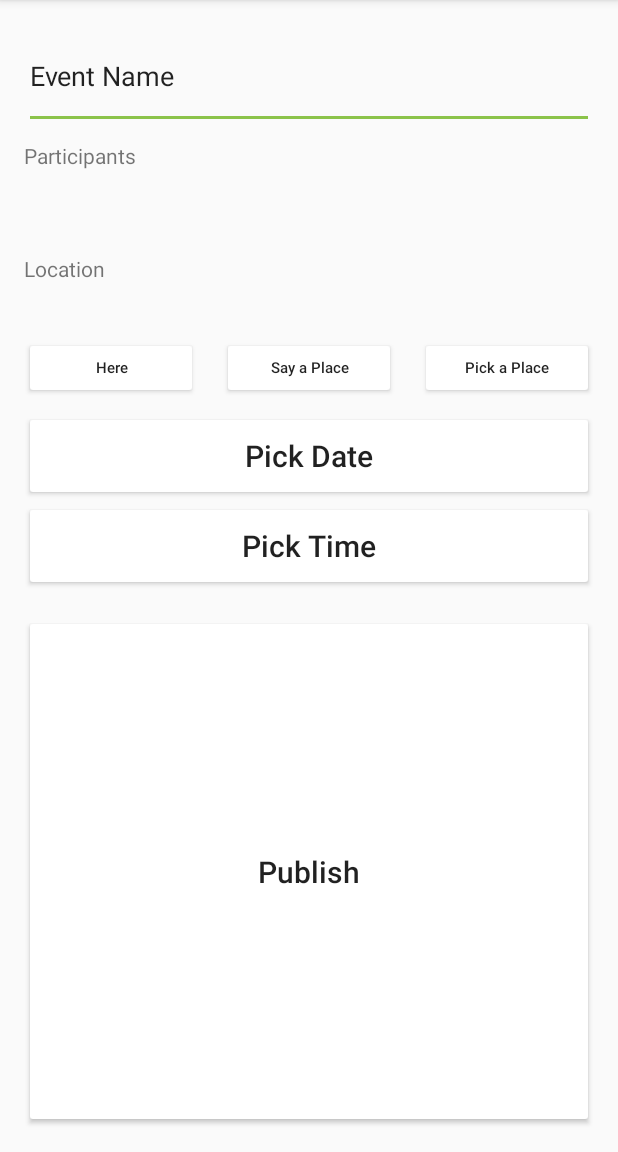
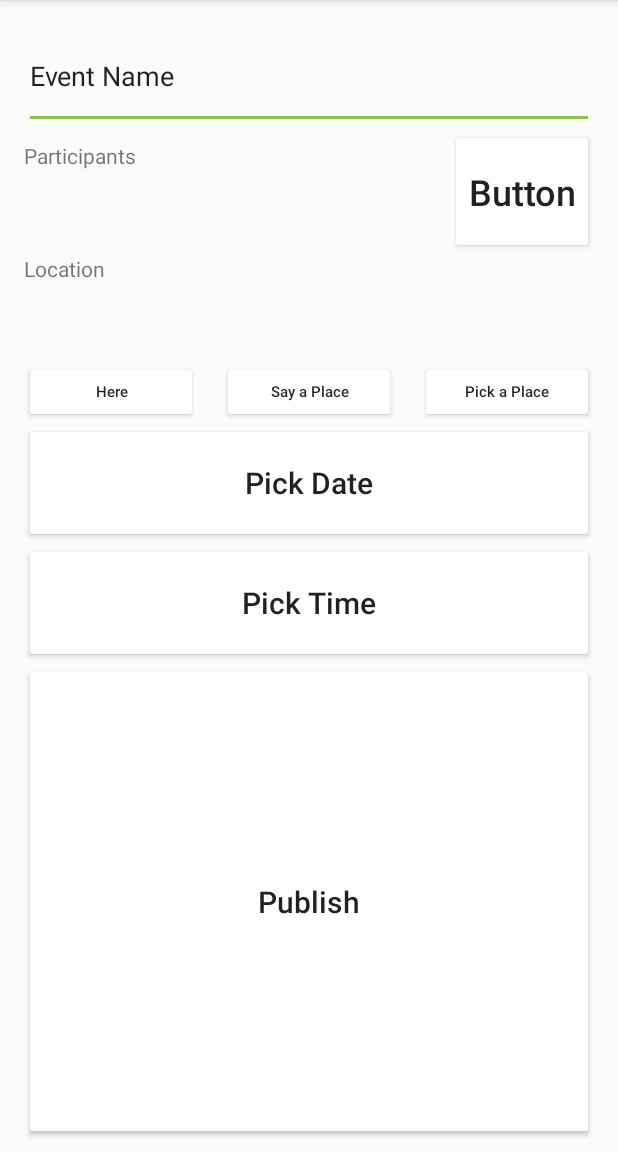
Before and after one commit to COMP30022-18/NaviBee, an Android app: the EventEditActivity screen opened directly, with no data from a screen before it, on a phone screen of 412 x 824 dp, the part 84-1236 px from its top. Run offline under Robolectric (Android 15) with nearby library versions, the phone set to English and light mode, and no system bars; our stand-ins replace Firebase (no records; nobody signed in at launch, a user with empty details on screens opened directly).

Commit message:
fix multiple same activities and change event edit process

```diff
--- a/Android/app/src/main/java/au/edu/unimelb/eng/navibee/EventActivity.java
+++ b/Android/app/src/main/java/au/edu/unimelb/eng/navibee/EventActivity.java
@@ -237,7 +237,7 @@ public class EventActivity extends AppCompatActivity {
     }
 
     public void selectFriends(View view) {
-        startActivity(new Intent(this, EventSelectFriendsActivity.class));
+        startActivity(new Intent(this, EventEditActivity.class));
     }
 
 }
--- a/Android/app/src/main/java/au/edu/unimelb/eng/navibee/EventDetailActivity.java
+++ b/Android/app/src/main/java/au/edu/unimelb/eng/navibee/EventDetailActivity.java
@@ -130,7 +130,7 @@ public class EventDetailActivity extends AppCompatActivity {
                     public void onComplete(@NonNull Task<Void> task) {
                         if (task.isSuccessful()) {
                             // Task completed successfully
-                            startActivity(new Intent(EventDetailActivity.this, EventActivity.class));
+                            finish();
                         } else {
                             // Task failed with an exception
                         }
@@ -155,7 +155,7 @@ public class EventDetailActivity extends AppCompatActivity {
                     public void onComplete(@NonNull Task<Void> task) {
                         if (task.isSuccessful()) {
                             // Task completed successfully
-                            startActivity(new Intent(EventDetailActivity.this, EventActivity.class));
+                            finish();
                         } else {
                             // Task failed with an exception
                         }
@@ -182,7 +182,7 @@ public class EventDetailActivity extends AppCompatActivity {
                     public void onComplete(@NonNull Task<Void> task) {
                         if (task.isSuccessful()) {
                             // Task completed successfully
-                            startActivity(new Intent(EventDetailActivity.this, EventActivity.class));
+                            finish();
                         } else {
                             // Task failed with an exception
                         }
--- a/Android/app/src/main/java/au/edu/unimelb/eng/navibee/EventSelectFriendsActivity.java
+++ b/Android/app/src/main/java/au/edu/unimelb/eng/navibee/EventSelectFriendsActivity.java
@@ -76,7 +76,7 @@ public class EventSelectFriendsActivity extends AppCompatActivity {
         // start next step
         Intent intent = new Intent(this, EventEditActivity.class);
         intent.putStringArrayListExtra("selectedUid", selectedUidList);
-        intent.putStringArrayListExtra("selectedName", friendNameList);
-        startActivity(intent);
+        setResult(RESULT_OK, intent);
+        finish();
     }
 }
--- a/Android/app/src/main/res/layout/event_edit.xml
+++ b/Android/app/src/main/res/layout/event_edit.xml
@@ -24,19 +24,17 @@
         android:id="@+id/textView8"
         android:layout_width="0dp"
         android:layout_height="67dp"
-        android:layout_marginEnd="16dp"
         android:layout_marginStart="16dp"
         android:layout_marginTop="8dp"
         android:text="Participants"
-        app:layout_constraintEnd_toEndOf="parent"
-        app:layout_constraintHorizontal_bias="0.0"
+        app:layout_constraintEnd_toStartOf="@+id/button7"
         app:layout_constraintStart_toStartOf="parent"
         app:layout_constraintTop_toBottomOf="@+id/eventNameEditText" />
 
     <TextView
         android:id="@+id/textView9"
         android:layout_width="0dp"
-        android:layout_height="47dp"
+        android:layout_height="63dp"
         android:layout_marginEnd="16dp"
         android:layout_marginStart="16dp"
         android:layout_marginTop="8dp"
@@ -49,7 +47,6 @@
         android:id="@+id/button2"
         android:layout_width="0dp"
         android:layout_height="0dp"
-        android:layout_marginBottom="8dp"
         android:layout_marginEnd="8dp"
         android:layout_marginStart="16dp"
         android:layout_marginTop="8dp"
@@ -65,7 +62,7 @@
         android:id="@+id/button3"
         android:layout_width="0dp"
         android:layout_height="41dp"
-        android:layout_marginBottom="16dp"
+        android:layout_marginBottom="8dp"
         android:layout_marginEnd="8dp"
         android:layout_marginStart="8dp"
         android:layout_marginTop="8dp"
@@ -81,7 +78,6 @@
         android:id="@+id/button4"
         android:layout_width="0dp"
         android:layout_height="0dp"
-        android:layout_marginBottom="8dp"
         android:layout_marginEnd="16dp"
         android:layout_marginStart="8dp"
         android:layout_marginTop="8dp"
@@ -96,20 +92,20 @@
     <Button
         android:id="@+id/button5"
         android:layout_width="0dp"
-        android:layout_height="60dp"
+        android:layout_height="80dp"
         android:layout_marginEnd="16dp"
         android:layout_marginStart="16dp"
-        android:layout_marginTop="8dp"
         android:onClick="showDatePickerDialog"
         android:textSize="20dp"
         app:layout_constraintEnd_toEndOf="parent"
+        app:layout_constraintHorizontal_bias="0.0"
         app:layout_constraintStart_toStartOf="parent"
         app:layout_constraintTop_toBottomOf="@+id/button3" />
 
     <Button
         android:id="@+id/button6"
         android:layout_width="0dp"
-        android:layout_height="60dp"
+        android:layout_height="80dp"
         android:layout_marginEnd="16dp"
         android:layout_marginStart="16dp"
         android:onClick="showTimePickerDialog"
@@ -123,15 +119,26 @@
         android:id="@+id/button"
         android:layout_width="0dp"
         android:layout_height="0dp"
-        android:layout_marginBottom="16dp"
+        android:layout_marginBottom="8dp"
         android:layout_marginEnd="16dp"
         android:layout_marginStart="16dp"
-        android:layout_marginTop="16dp"
-        android:onClick="finishedEditEvent"
+        android:onClick="onPublishClicked"
         android:text="Publish"
         android:textSize="20dp"
         app:layout_constraintBottom_toBottomOf="parent"
         app:layout_constraintEnd_toEndOf="parent"
+        app:layout_constraintHorizontal_bias="0.0"
         app:layout_constraintStart_toStartOf="parent"
         app:layout_constraintTop_toBottomOf="@+id/button6" />
+
+    <Button
+        android:id="@+id/button7"
+        android:layout_width="96dp"
+        android:layout_height="0dp"
+        android:layout_marginEnd="16dp"
+        android:onClick="onInviteFriendClicked"
+        android:text="Button"
+        app:layout_constraintBottom_toTopOf="@+id/textView9"
+        app:layout_constraintEnd_toEndOf="parent"
+        app:layout_constraintTop_toBottomOf="@+id/eventNameEditText" />
 </android.support.constraint.ConstraintLayout>
```
Also changed, not shown: Android/app/src/main/java/au/edu/unimelb/eng/navibee/EventEditActivity.java (+73 -9 lines).
